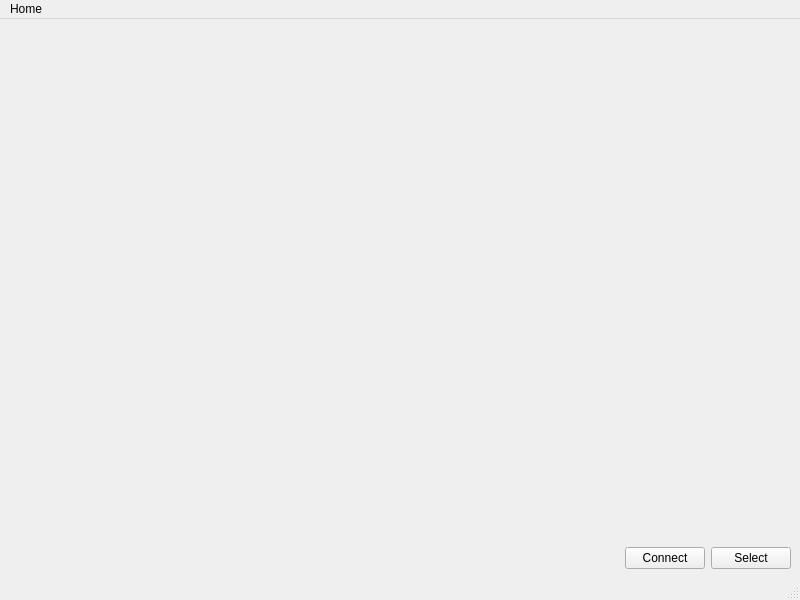
Before: the Qt Designer form frontend/RWStation/mainwindow.ui in ruslanonly/qt-railway-system, drawn with Qt 5.
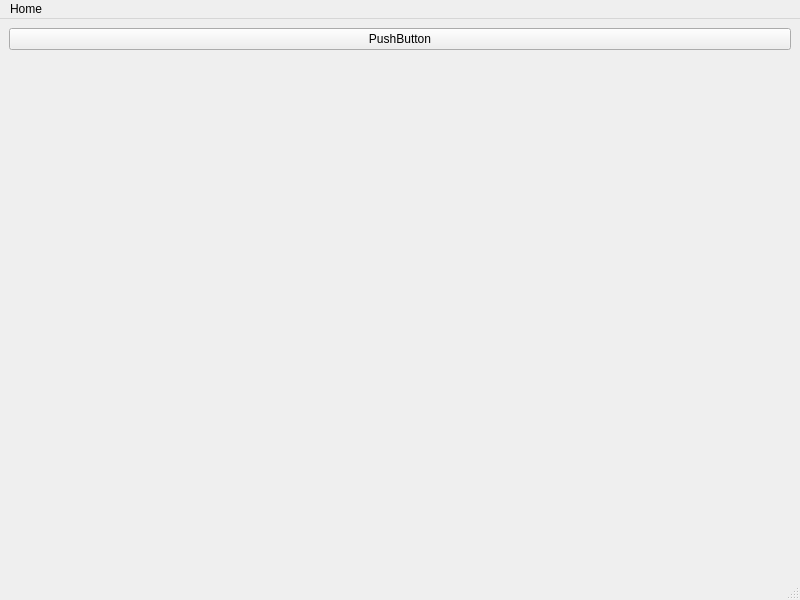
After: the same form once the commit is applied.

Diff of the .ui file:
```diff
--- a/frontend/RWStation/mainwindow.ui
+++ b/frontend/RWStation/mainwindow.ui
@@ -15,50 +15,29 @@
   </property>
   <widget class="QWidget" name="centralwidget">
    <layout class="QVBoxLayout" name="verticalLayout">
-    <item>
-     <spacer name="verticalSpacer">
-      <property name="orientation">
-       <enum>Qt::Vertical</enum>
-      </property>
-      <property name="sizeHint" stdset="0">
-       <size>
-        <width>20</width>
-        <height>40</height>
-       </size>
-      </property>
-     </spacer>
-    </item>
     <item>
      <layout class="QHBoxLayout" name="horizontalLayout">
-      <item>
-       <spacer name="horizontalSpacer">
-        <property name="orientation">
-         <enum>Qt::Horizontal</enum>
-        </property>
-        <property name="sizeHint" stdset="0">
-         <size>
-          <width>40</width>
-          <height>20</height>
-         </size>
-        </property>
-       </spacer>
-      </item>
-      <item>
-       <widget class="QPushButton" name="pushButton">
-        <property name="text">
-         <string>Connect</string>
-        </property>
-       </widget>
-      </item>
+      <property name="sizeConstraint">
+       <enum>QLayout::SetMinimumSize</enum>
+      </property>
       <item>
        <widget class="QPushButton" name="pushButton_2">
         <property name="text">
-         <string>Select</string>
+         <string>PushButton</string>
         </property>
        </widget>
       </item>
      </layout>
     </item>
+    <item>
+     <widget class="QStackedWidget" name="pages">
+      <property name="currentIndex">
+       <number>0</number>
+      </property>
+      <widget class="QWidget" name="page"/>
+      <widget class="QWidget" name="page_2"/>
+     </widget>
+    </item>
    </layout>
   </widget>
   <widget class="QMenuBar" name="menubar">
```
